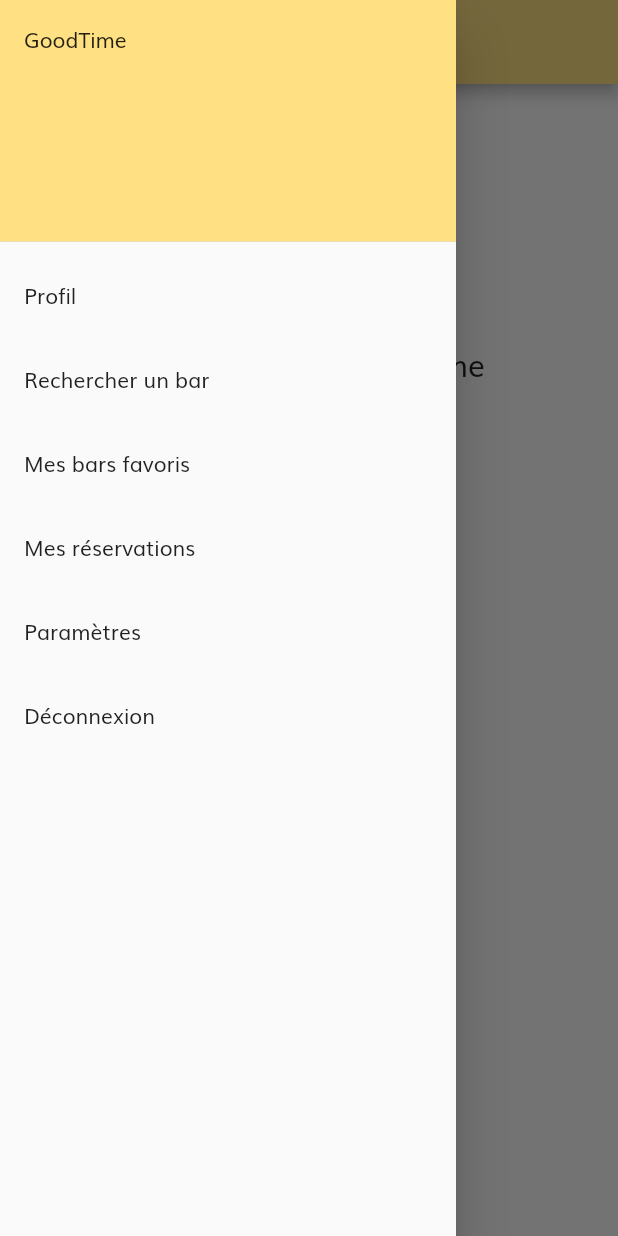
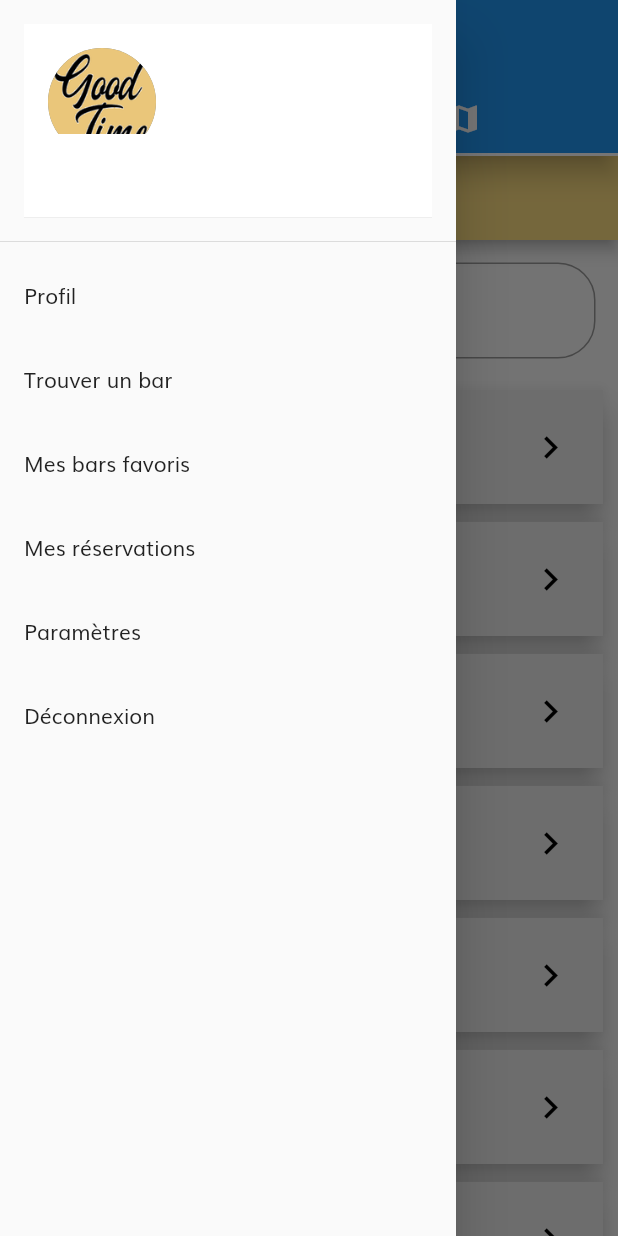
Before and after one commit to A2lam/goodtime, a Flutter app: the HomePageRoute screen opened directly, with the side drawer open, on a phone screen of 412 x 824 dp. Run offline on Flutter 3.47's test engine with Material 2 defaults, Android fonts, the phone set to English and light mode, and no system bars; our stand-ins replace cloud_firestore, firebase_auth, flutter_secure_storage; accounts and stored records are empty.

Commit message:
App : Refactoring HomePage view

```diff
--- a/lib/routes/HomePageRoute.dart
+++ b/lib/routes/HomePageRoute.dart
@@ -2,7 +2,8 @@ import 'package:flutter/material.dart';
 import 'package:goodtime/services/APIAuthentication.dart';
 import 'package:goodtime/routes/BarRoute.dart';
 
-class HomePageRoute extends StatefulWidget {
+class HomePageRoute extends StatefulWidget
+{
   HomePageRoute({ Key key, this.auth, this.userId, this.onSignedOut })
       : super(key: key);
 
@@ -14,76 +15,16 @@ class HomePageRoute extends StatefulWidget {
   State<StatefulWidget> createState() => new _HomePageRouteState();
 }
 
-class _HomePageRouteState extends State<HomePageRoute> {
-  // bool _isEmailVerified = false;
+class _HomePageRouteState extends State<HomePageRoute>
+    with SingleTickerProviderStateMixin
+{
+  TabController _tabController;
 
   @override
   void initState() {
     super.initState();
-
-    // _checkEmailVerification();
+    _tabController = new TabController(vsync: this, initialIndex: 1, length: 2);
   }
-
-  /*void _checkEmailVerification() async {
-    _isEmailVerified = await widget.auth.isEmailVerified();
-    if (!_isEmailVerified) {
-      _showVerifyEmailDialog();
-    }
-  }
-
-  void _resentVerifyEmail(){
-    widget.auth.sendEmailVerification();
-    _showVerifyEmailSentDialog();
-  }
-
-  void _showVerifyEmailDialog() {
-    showDialog(
-      context: context,
-      builder: (BuildContext context) {
-        // return object of type Dialog
-        return AlertDialog(
-          title: new Text("Vérifiez votre compte"),
-          content: new Text("Merci de bien vouloir valider votre compte à l'aide du lien envoyé"),
-          actions: <Widget>[
-            new FlatButton(
-              child: new Text("Renvoyer le lien"),
-              onPressed: () {
-                Navigator.of(context).pop();
-                _resentVerifyEmail();
-              },
-            ),
-            new FlatButton(
-              child: new Text("Annuler"),
-              onPressed: () {
-                Navigator.of(context).pop();
-              },
-            ),
-          ],
-        );
-      },
-    );
-  }
-
-  void _showVerifyEmailSentDialog() {
-    showDialog(
-      context: context,
-      builder: (BuildContext context) {
-        // return object of type Dialog
-        return AlertDialog(
-          title: new Text("Verifiez votre compte"),
-          content: new Text("Le lien de vérification a été envoyé à votre boîte mail"),
-          actions: <Widget>[
-            new FlatButton(
-              child: new Text("Annuler"),
-              onPressed: () {
-                Navigator.of(context).pop();
-              },
-            ),
-          ],
-        );
-      },
-    );
-  }*/
 
   @override
   void dispose() {
@@ -101,16 +42,23 @@ class _HomePageRouteState extends State<HomePageRoute> {
         padding: EdgeInsets.zero,
         children: <Widget>[
           DrawerHeader(
-            child: Text('GoodTime'),
-            decoration: BoxDecoration(color: Colors.amber[200]
+            child: new UserAccountsDrawerHeader(
+              decoration: BoxDecoration(color: Colors.white),
+              accountName: null,
+              accountEmail: null,
+              currentAccountPicture: new CircleAvatar(
+                backgroundColor: const Color(0xFF778899),
+                backgroundImage: AssetImage('assets/logo.png'),
+              ),
             ),
+            // decoration: BoxDecoration(color: Colors.amber[200]),
           ),
           ListTile(
             title: Text('Profil'),
             onTap: () {},
           ),
           ListTile(
-            title: Text('Rechercher un bar'),
+            title: Text('Trouver un bar'),
             onTap: () {
               Navigator.push(
                 this.context,
@@ -139,54 +87,31 @@ class _HomePageRouteState extends State<HomePageRoute> {
     );
   }
 
-  Widget _showLogo() {
-    return new Hero(
-      tag: 'hero',
-      child: Padding(
-        padding: EdgeInsets.fromLTRB(0.0, 70.0, 0.0, 0.0),
-        child: CircleAvatar(
-          backgroundColor: Colors.transparent,
-          radius: 48.0,
-          child: Image.asset('assets/logo.png'),
-        ),
-      ),
-    );
-  }
-
-  Widget _showWelcomeMessage() {
-    return new Container(
-      alignment: Alignment.center,
-      child: Padding(
-        padding: EdgeInsets.all(5.0),
-        child: Text(
-          'Bienvenue sur Goodtime',
-          style: TextStyle(
-            fontSize: 20.0,
-          ),
-        ),
-      ),
-    );
-  }
-
-  Widget _showBody() {
-    return new ListView(
-      shrinkWrap: true,
-      children: <Widget>[
-        _showLogo(),
-        _showWelcomeMessage()
-      ],
-    );
-  }
-
   @override
   Widget build(BuildContext context) {
     return new Scaffold(
       appBar: new AppBar(
         title: new Text('Goodtime'),
-        backgroundColor: Colors.amber[200],
+        elevation: 7.0,
+        // backgroundColor: Colors.amber[200],
+        bottom: new TabBar(
+          controller: _tabController,
+          // labelColor: Colors.black45,
+          indicatorColor: Colors.white,
+          tabs: <Widget>[
+            new Tab(icon: new Icon(Icons.list)),
+            new Tab(icon: new Icon(Icons.map))
+          ],
+        ),
       ),
       drawer: _menu(),
-      body: _showBody(),
+      body: new TabBarView(
+        controller: _tabController,
+        children: <Widget>[
+          new BarRoute(),
+          new BarRoute(),
+        ],
+      ),
     );
   }
 }
```
